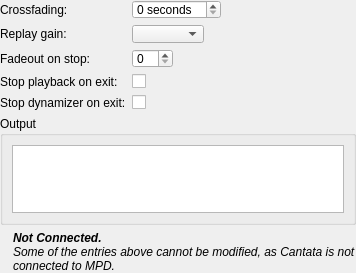
Above: gui/playbacksettings.ui from polpo/cantata-mac before the change. Below: the same form after it.
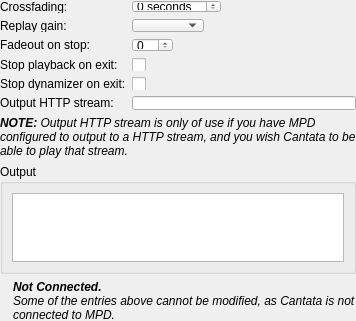
That is the form after the change. Custom widgets are drawn as their Qt base class.

Commit message: Add ability to play MPD HTTP output strem via phonon. NOTE: There seems to be some delay when starting, etc, probably caused by MPD/Phonon buffering.

The edit to the form file:
```diff
--- a/gui/playbacksettings.ui
+++ b/gui/playbacksettings.ui
@@ -98,9 +98,32 @@
        </property>
       </widget>
      </item>
+     <item row="5" column="0">
+      <widget class="BuddyLabel" name="streamUrlLabel">
+       <property name="text">
+        <string>Output HTTP stream:</string>
+       </property>
+       <property name="buddy">
+        <cstring>streamUrl</cstring>
+       </property>
+      </widget>
+     </item>
+     <item row="5" column="1">
+      <widget class="QLineEdit" name="streamUrl"/>
+     </item>
     </layout>
    </item>
    <item row="1" column="0" colspan="2">
+    <widget class="QLabel" name="streamUrlInfoLabel">
+     <property name="text">
+      <string>&lt;i&gt;&lt;b&gt;NOTE:&lt;/b&gt; Output HTTP stream is only of use if you have MPD configured to output to a HTTP stream, and you wish Cantata to be able to play that stream.&lt;/i&gt;</string>
+     </property>
+     <property name="wordWrap">
+      <bool>true</bool>
+     </property>
+    </widget>
+   </item>
+   <item row="2" column="0" colspan="2">
     <widget class="QGroupBox" name="outputFrame">
      <property name="title">
       <string>Output</string>
@@ -112,7 +135,7 @@
      </layout>
     </widget>
    </item>
-   <item row="2" column="0">
+   <item row="3" column="0">
     <widget class="BuddyLabel" name="errorIcon">
      <property name="sizePolicy">
       <sizepolicy hsizetype="Fixed" vsizetype="Fixed">
@@ -125,7 +148,7 @@
      </property>
     </widget>
    </item>
-   <item row="2" column="1">
+   <item row="3" column="1">
     <widget class="QLabel" name="errorLabel">
      <property name="text">
       <string>&lt;i&gt;&lt;b&gt;Not Connected.&lt;/b&gt;&lt;br/&gt;Some of the entries above cannot be modified, as Cantata is not connected to MPD.&lt;/i&gt;</string>
```
The commit also changes 10 other files.
